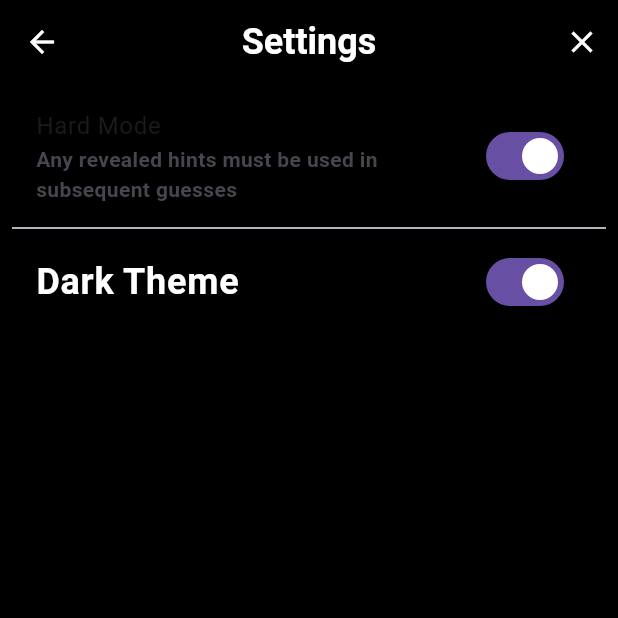
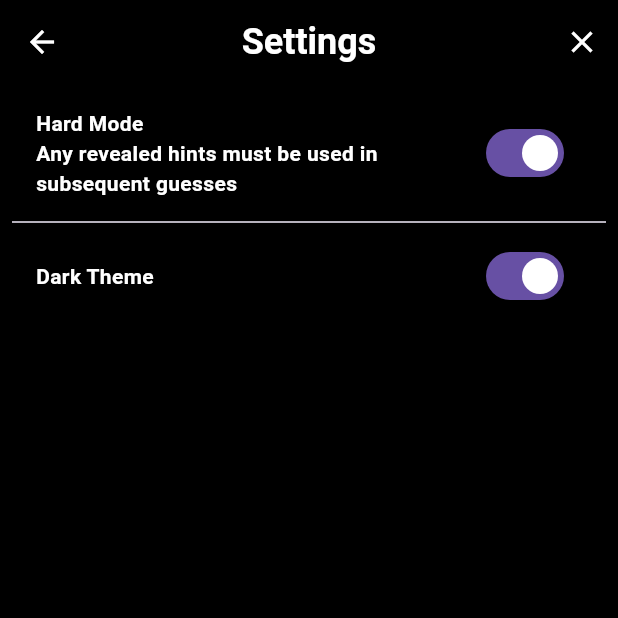
Before and after one commit to dchaitu/otp_boxes, a Flutter app: the screen it shows after launch, after a tap on the "settings" icon, on a phone screen of 412 x 824 dp, the top half of it. Run offline on Flutter 3.47's test engine with Material 3 defaults, Android fonts, the light colour scheme and no system bars; our stand-ins replace flutter_riverpod; network calls fail.

Commit message:
added functionality for both physical keyboard and on-screen keyboard. (small bug detected).

```diff
--- a/lib/main.dart
+++ b/lib/main.dart
@@ -1,8 +1,8 @@
 import 'package:flutter/material.dart';
 import 'package:flutter_riverpod/flutter_riverpod.dart';
-import 'package:otp_boxes/screens/game_screen.dart';
+import 'package:otp_boxes/widgets/keyboard_listener_widget.dart';
 
 
 void main() {
-  runApp(const ProviderScope(child: GameScreen()));
+  runApp(const ProviderScope(child: KeyboardListenerWidget()));
 }
--- a/lib/screens/game_screen.dart
+++ b/lib/screens/game_screen.dart
@@ -2,6 +2,7 @@ import 'package:flutter/material.dart';
 import 'package:flutter_riverpod/flutter_riverpod.dart';
 import 'package:otp_boxes/provider/theme_provider.dart';
 import 'package:otp_boxes/screens/settings_screen.dart';
+import 'package:otp_boxes/screens/stats_dialog.dart';
 import 'package:otp_boxes/themes/themes.dart';
 import 'package:otp_boxes/widgets/keyboard_widget.dart';
 import 'package:otp_boxes/widgets/word_grid_widget.dart';
@@ -15,35 +16,46 @@ class GameScreen extends ConsumerWidget {
     return MaterialApp(
       debugShowCheckedModeBanner: false,
       title: 'Flutter Wordle',
-      theme: isDarkTheme ?  darkTheme: lightTheme,
+      theme: isDarkTheme ? darkTheme : lightTheme,
       home: Scaffold(
         appBar: AppBar(
           title: const Text("Wordle"),
           centerTitle: true,
           actions: [
+            IconButton(onPressed: () {}, icon: Icon(Icons.lightbulb)),
+            Builder(builder: (BuildContext context) {
+              return IconButton(
+                onPressed: () {
+                  showDialog(context: context, builder: (_) => StatsDialog());
+                },
+                icon: Icon(Icons.bar_chart_outlined),
+              );
+            }),
+            IconButton(
+                onPressed: () {}, icon: Icon(Icons.question_mark_rounded)),
             Builder(
-
               builder: (BuildContext context) {
                 return IconButton(
-                    icon: Icon(Icons.settings),
+                    icon: const Icon(Icons.settings),
                     onPressed: () {
-                      Navigator.of(context).push(
-                          MaterialPageRoute(builder: (context) => SettingsScreen())
-                      );
-
+                      Navigator.of(context).push(MaterialPageRoute(
+                          builder: (context) => const SettingsScreen()));
                     });
               },
-
             )
           ],
         ),
-        body: const Center(
+        body: Center(
           child: Column(
             children: [
-              Divider(thickness: 2, height: 1),
-              SizedBox(height: 10,),
-              WordGridWidget(),
-              SizedBox(height: 10,),
+              const Divider(thickness: 2, height: 1),
+              const SizedBox(
+                height: 10,
+              ),
+              const WordGridWidget(),
+              const SizedBox(
+                height: 10,
+              ),
               KeyboardWidget()
             ],
           ),
--- a/lib/screens/settings_screen.dart
+++ b/lib/screens/settings_screen.dart
@@ -1,7 +1,6 @@
 import 'package:flutter/material.dart';
 import 'package:flutter_riverpod/flutter_riverpod.dart';
 import 'package:otp_boxes/provider/theme_provider.dart';
-import 'package:otp_boxes/themes/themes.dart';
 
 class SettingsScreen extends ConsumerWidget {
   const SettingsScreen({super.key});
@@ -27,14 +26,12 @@ class SettingsScreen extends ConsumerWidget {
         padding: EdgeInsets.all(8.0),
         child: Column(
           children: [
-            SwitchListTile(title: Text("Hard Mode"), subtitle: Text('Any revealed hints must be used in subsequent guesses'), value: true, onChanged: (bool value) {  },),
+            SwitchListTile(title: Text("Hard Mode",style: Theme.of(context).textTheme.bodyMedium,), subtitle: Text('Any revealed hints must be used in subsequent guesses',style: Theme.of(context).textTheme.bodyMedium), value: true, onChanged: (bool value) {  },),
             Divider(thickness: 1.2,),
             SwitchListTile(
                 title: Text(
                   "Dark Theme",
-                  style: isDarkTheme
-                      ? darkTheme.appBarTheme.titleTextStyle
-                  :lightTheme.appBarTheme.titleTextStyle,
+                  style: Theme.of(context).textTheme.bodyMedium,
                 ),
                 value: isDarkTheme,
                 onChanged: (value) {
--- a/lib/themes/themes.dart
+++ b/lib/themes/themes.dart
@@ -2,6 +2,7 @@ import 'package:flutter/material.dart';
 import 'package:otp_boxes/constants/colors.dart';
 
 final ThemeData lightTheme = ThemeData(
+    primaryColor: Colors.black,
     primaryColorLight: lightThemeLightShade,
     primaryColorDark: lightThemeDarkShade,
     useMaterial3: true,
@@ -18,6 +19,7 @@ final ThemeData lightTheme = ThemeData(
 
 
 final ThemeData darkTheme = ThemeData(
+    primaryColor: Colors.white,
     primaryColorLight: darkThemeLightShade,
     primaryColorDark: darkThemeDarkShade,
     appBarTheme: const AppBarTheme(
--- a/lib/widgets/input_box_widget.dart
+++ b/lib/widgets/input_box_widget.dart
@@ -1,26 +1,23 @@
 import 'package:flutter/material.dart';
 import 'package:flutter/services.dart';
-import 'package:flutter_riverpod/flutter_riverpod.dart';
 import 'package:otp_boxes/constants/key_colors.dart';
 import 'package:otp_boxes/constants/enum.dart';
-import 'package:otp_boxes/provider/theme_provider.dart';
-import 'package:otp_boxes/themes/themes.dart';
+import 'package:otp_boxes/constants/uppercase_input_formatter.dart';
 
-class InputBoxWidget extends ConsumerWidget {
+class InputBoxWidget extends StatelessWidget {
   final TextEditingController controller;
   final TileType validate;
+  final FocusNode focusNode;
 
-  const InputBoxWidget(
-      {super.key,
-      required this.controller,
-      this.validate = TileType.notAnswered});
-
-
+  const InputBoxWidget({
+    super.key,
+    required this.controller,
+    required this.focusNode,
+    this.validate = TileType.notAnswered,
+  });
 
   @override
-  Widget build(BuildContext context, WidgetRef ref) {
-    final isDarkTheme = ref.watch(themeProvider);
-
+  Widget build(BuildContext context) {
     return Container(
       margin: const EdgeInsets.all(4),
       padding: const EdgeInsets.all(8),
@@ -31,15 +28,17 @@ class InputBoxWidget extends ConsumerWidget {
       height: 64,
       width: 64,
       child: TextField(
+        focusNode: focusNode,
         decoration: const InputDecoration(
           border: InputBorder.none,
         ),
-        style: isDarkTheme ? darkTheme.appBarTheme.titleTextStyle: lightTheme.appBarTheme.titleTextStyle,
+        style: Theme.of(context).appBarTheme.titleTextStyle,
         keyboardType: TextInputType.text,
         textCapitalization: TextCapitalization.characters,
         textAlign: TextAlign.center,
         inputFormatters: [
           LengthLimitingTextInputFormatter(1),
+          UpperCaseTextInputFormatter(),
         ],
         controller: controller,
       ),
--- /dev/null
+++ b/lib/widgets/keyboard_listener_widget.dart
@@ -0,0 +1,39 @@
+import 'package:flutter/material.dart';
+import 'package:flutter/services.dart';
+import 'package:flutter_riverpod/flutter_riverpod.dart';
+import 'package:otp_boxes/provider/text_input_provider.dart';
+import 'package:otp_boxes/screens/game_screen.dart';
+
+class KeyboardListenerWidget extends ConsumerWidget {
+  const KeyboardListenerWidget({super.key});
+
+  @override
+  Widget build(BuildContext context, WidgetRef ref) {
+    return KeyboardListener(
+        autofocus: true,
+        focusNode: FocusNode(),
+        onKeyEvent: (KeyEvent event) {
+          if (event is KeyDownEvent) {
+            handleKeyPress(event.logicalKey,ref);
+          }
+        },
+        child: const GameScreen());
+  }
+}
+
+void handleKeyPress(LogicalKeyboardKey key, WidgetRef ref) {
+
+  if (key == LogicalKeyboardKey.enter) {
+    ref.read(textInputProvider.notifier).enterChar(ref);
+    print("Enter");
+  } else if (key == LogicalKeyboardKey.backspace) {
+    ref.read(textInputProvider.notifier).removeChar();
+    print("Back");
+  }
+  else if (key.keyLabel.isNotEmpty && key.keyLabel.length == 1) {
+    // Handle character input
+    final char = key.keyLabel.toUpperCase();
+    ref.read(textInputProvider.notifier).addChar(char);
+    print(char);
+  }
+}
--- a/lib/widgets/word_row_widget.dart
+++ b/lib/widgets/word_row_widget.dart
@@ -30,7 +30,7 @@ class WordRowWidget extends ConsumerWidget {
 
         final controller = TextEditingController(text: letter);
 
-        return InputBoxWidget(controller: controller,validate: validation,);
+        return InputBoxWidget(controller: controller,validate: validation, focusNode: FocusNode(),);
       }),
     );
   }
```
Also changed, not shown: lib/constants/uppercase_input_formatter.dart (added, +12 -0 lines), lib/models/tile.dart (+7 -1 lines), lib/provider/text_input_provider.dart (+5 -5 lines), lib/screens/stats_dialog.dart (added, +61 -0 lines), lib/widgets/keyboard_widget.dart (+26 -4 lines), lib/widgets/rotating_tile_widget.dart (added, +77 -0 lines).
